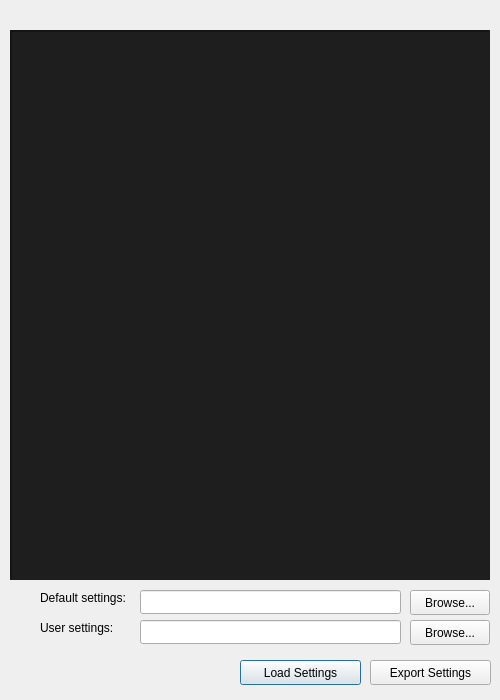
Old version of the form ui/dialogsettings.ui in the repository ignmiz/ATC_Console.
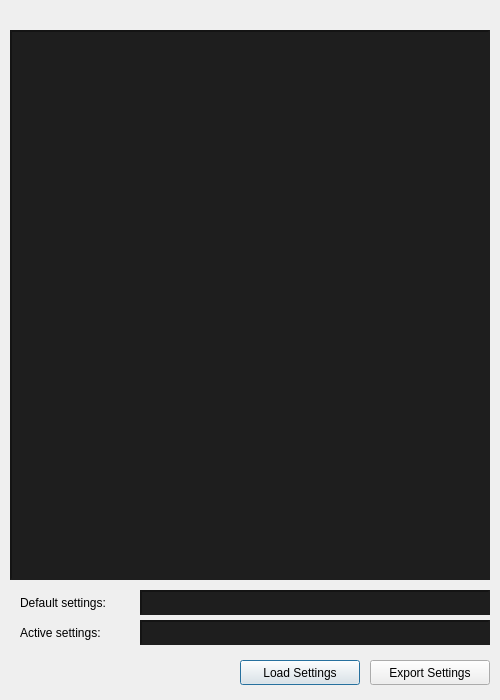
New version of the form. Custom widgets are drawn as their Qt base class.

Commit message: Working save dialog & msg box at Settings Export

```diff
--- a/ui/dialogsettings.ui
+++ b/ui/dialogsettings.ui
@@ -40,27 +40,33 @@
   <widget class="QLabel" name="labelDefaultSettings">
    <property name="geometry">
     <rect>
-     <x>40</x>
+     <x>20</x>
      <y>590</y>
-     <width>101</width>
-     <height>16</height>
+     <width>110</width>
+     <height>25</height>
     </rect>
    </property>
    <property name="text">
     <string>Default settings:</string>
    </property>
+   <property name="alignment">
+    <set>Qt::AlignLeading|Qt::AlignLeft|Qt::AlignVCenter</set>
+   </property>
   </widget>
   <widget class="QLabel" name="label">
    <property name="geometry">
     <rect>
-     <x>40</x>
+     <x>20</x>
      <y>620</y>
-     <width>91</width>
-     <height>16</height>
+     <width>110</width>
+     <height>25</height>
     </rect>
    </property>
    <property name="text">
-    <string>User settings:</string>
+    <string>Active settings:</string>
+   </property>
+   <property name="alignment">
+    <set>Qt::AlignLeading|Qt::AlignLeft|Qt::AlignVCenter</set>
    </property>
   </widget>
   <widget class="QLineEdit" name="lineEditDefaultSettings">
@@ -68,17 +74,28 @@
     <rect>
      <x>140</x>
      <y>590</y>
-     <width>261</width>
-     <height>24</height>
+     <width>350</width>
+     <height>25</height>
     </rect>
    </property>
+   <property name="styleSheet">
+    <string notr="true">QLineEdit
+{
+	color: #c8c8c8;
+	background-color: #1e1e1e;
+	border-style: inset;
+	border-width: 2px;
+	border-color: #141414;
+	font: 13px;
+}</string>
+   </property>
   </widget>
   <widget class="QPushButton" name="buttonLoadSettings">
    <property name="geometry">
     <rect>
      <x>240</x>
      <y>660</y>
-     <width>121</width>
+     <width>120</width>
      <height>25</height>
     </rect>
    </property>
@@ -91,7 +108,7 @@
     <rect>
      <x>370</x>
      <y>660</y>
-     <width>121</width>
+     <width>120</width>
      <height>25</height>
     </rect>
    </property>
@@ -99,41 +116,26 @@
     <string>Export Settings</string>
    </property>
   </widget>
-  <widget class="QPushButton" name="buttonBrowseDefault">
-   <property name="geometry">
-    <rect>
-     <x>410</x>
-     <y>590</y>
-     <width>80</width>
-     <height>25</height>
-    </rect>
-   </property>
-   <property name="text">
-    <string>Browse...</string>
-   </property>
-  </widget>
-  <widget class="QPushButton" name="buttonBrowseUser">
-   <property name="geometry">
-    <rect>
-     <x>410</x>
-     <y>620</y>
-     <width>80</width>
-     <height>25</height>
-    </rect>
-   </property>
-   <property name="text">
-    <string>Browse...</string>
-   </property>
-  </widget>
   <widget class="QLineEdit" name="lineEditUserSettings">
    <property name="geometry">
     <rect>
      <x>140</x>
      <y>620</y>
-     <width>261</width>
-     <height>24</height>
+     <width>350</width>
+     <height>25</height>
     </rect>
    </property>
+   <property name="styleSheet">
+    <string notr="true">QLineEdit
+{
+	color: #c8c8c8;
+	background-color: #1e1e1e;
+	border-style: inset;
+	border-width: 2px;
+	border-color: #141414;
+	font: 13px;
+}</string>
+   </property>
   </widget>
  </widget>
  <customwidgets>
```
The commit also changes 9 other files.
